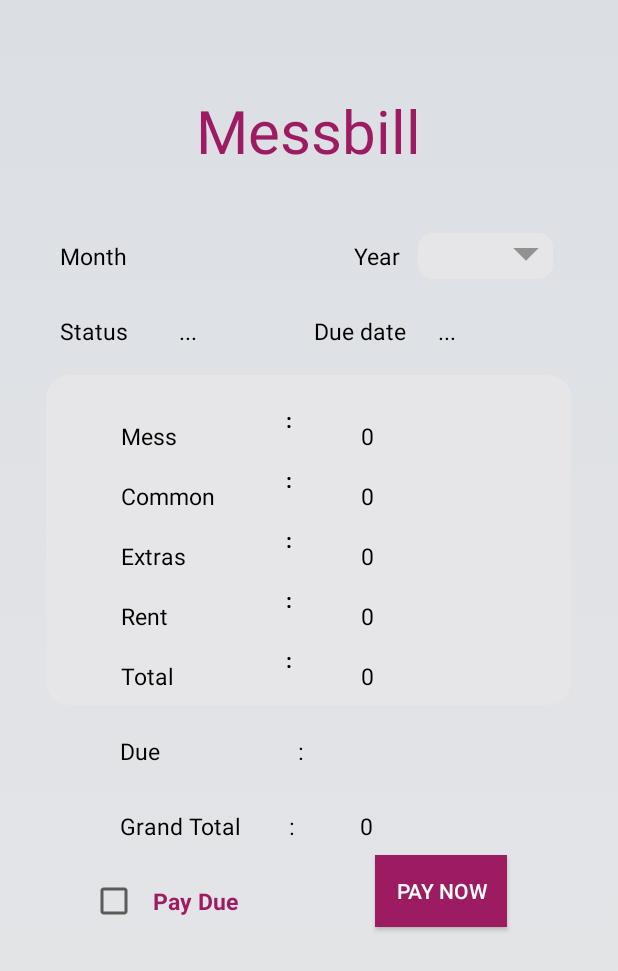
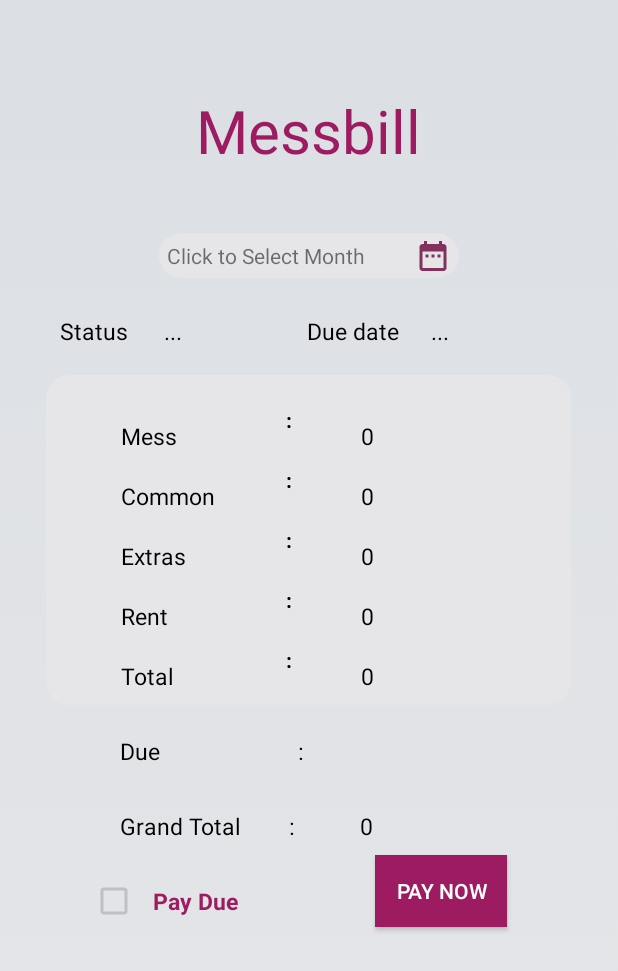
Before and after one commit to noorulahsanpp/Hostel_Management-Android, an Android app: the Fees screen opened directly, with no data from a screen before it, after a tap on "PAY NOW", on a phone screen of 412 x 824 dp. Shown: the top 971 px of the screen. Run offline under Robolectric (Android 15) with nearby library versions, the phone set to English and light mode, and no system bars; our stand-ins replace Firebase (no records; nobody signed in at launch, a user with empty details on screens opened directly); libraries missing offline, so code that uses them is left out: com.razorpay, com.whiteelephant.monthpicker; Roboto replaces fonts that are not available here; 5 statements that could not run were skipped.

Commit message:
fees completed

```diff
--- a/app/src/main/java/com/example/hostelapp/Fees.java
+++ b/app/src/main/java/com/example/hostelapp/Fees.java
@@ -13,6 +13,8 @@ import android.view.Window;
 import android.widget.AdapterView;
 import android.widget.ArrayAdapter;
 import android.widget.Button;
+import android.widget.CheckBox;
+import android.widget.CompoundButton;
 import android.widget.Spinner;
 import android.widget.TextView;
 import android.widget.Toast;
@@ -38,7 +40,10 @@ import java.text.SimpleDateFormat;
 import java.util.ArrayList;
 import java.util.Calendar;
 import java.util.Date;
+import java.util.HashMap;
 import java.util.List;
+import java.util.Map;
+
 import Utils.FirebaseMethods;
 
 public class Fees extends AppCompatActivity implements  PaymentResultListener {
@@ -46,6 +51,7 @@ public class Fees extends AppCompatActivity implements  PaymentResultListener {
     public static final String MyPREFERENCES = "MyPrefs" ;
     private static final String TAG = "";
     Spinner year;
+    CheckBox paydue;
     TextView mess, rent, extras, common, due, total, gtotal,duedate,status,month;
     Button payBtn;
     String monthIndex,selectedYear;
@@ -57,10 +63,10 @@ public class Fees extends AppCompatActivity implements  PaymentResultListener {
     private FirebaseMethods firebaseMethods;
     SharedPreferences sharedPreferences;
     private String hostel, admissionNumber, email;
-    int totalFee = 2500,presentdays,smonth,syear;
+    int totalFee,presentdays,smonth,syear;
     public static String date;
     int kk = 0;
-
+    int grandtotal=0;
     @Override
     protected void onCreate(Bundle savedInstanceState) {
         super.onCreate(savedInstanceState);
@@ -71,7 +77,6 @@ public class Fees extends AppCompatActivity implements  PaymentResultListener {
         mContext = Fees.this;
         firebaseFirestore = FirebaseFirestore.getInstance();
         firebaseMethods = new FirebaseMethods(mContext);
-
         initWidgets();
         //   setAdapter();
         getSharedPreference();
@@ -87,7 +92,13 @@ public class Fees extends AppCompatActivity implements  PaymentResultListener {
                             public void onDateSet(int selectedMonth, int selectedYear) {
                                 smonth = selectedMonth+1;
                                 syear = selectedYear;
-                                month.setText(smonth+"/"+syear);
+                                if(smonth>9){
+                                    date = syear + "-" + smonth;
+                                }
+                                else{
+                                    date = syear + "-0" + smonth;
+                                }
+                                month.setText(date+"");
                                 showtotal();
                             }
                         }, today.get(Calendar.YEAR), today.get(Calendar.MONTH));
@@ -97,28 +108,48 @@ public class Fees extends AppCompatActivity implements  PaymentResultListener {
                         .setActivatedYear(actyear)
                         .setMaxYear(actyear)
                         .setMinMonth(Calendar.FEBRUARY)
-                        .setTitle("Select Month and Year")
+                        .setTitle("Choose a Month")
                         .setMonthRange(Calendar.JANUARY, Calendar.DECEMBER)
                         .setOnMonthChangedListener(new MonthPickerDialog.OnMonthChangedListener() {
                             @Override
                             public void onMonthChanged(int selectedMonth) {
-                                smonth = selectedMonth+1;
+
                             } })
                         .setOnYearChangedListener(new MonthPickerDialog.OnYearChangedListener() {
                             @Override
                             public void onYearChanged(int selectedYear) {
-                                syear = selectedYear+1;
                             } })
                         .build()
                         .show();
             }
         });
 
+        paydue.setOnCheckedChangeListener(new CompoundButton.OnCheckedChangeListener() {
+            @Override
+            public void onCheckedChanged(CompoundButton buttonView, boolean isChecked) {
+                if(isChecked ) {
+                    due.setText("1500");
+                    grandtotal = 1500 + totalFee;
+                    gtotal.setText(grandtotal + "");
+                }
+                else {
+                    due.setText("");
+                    gtotal.setText(totalFee+"");
+                }
+            }
+        });
+        paydue.setEnabled(false);
+        due.setEnabled(false);
 
         payBtn.setOnClickListener(new View.OnClickListener() {
             @Override
             public void onClick(View v) {
-
+                if(smonth>9){
+                    date = syear + "-" + smonth;
+                }
+                else{
+                    date = syear + "-0" + smonth;
+                }
                 DocumentReference documentReference = firebaseFirestore.collection("inmates").document(hostel).collection("users").document(admissionNumber).collection("fees").document(date);
                 documentReference.get().addOnCompleteListener(new OnCompleteListener<DocumentSnapshot>() {
                     @Override
@@ -141,7 +172,12 @@ public class Fees extends AppCompatActivity implements  PaymentResultListener {
     public void showtotal(){
         Calendar cal = Calendar.getInstance();
         int days = cal.getActualMaximum(Calendar.DAY_OF_MONTH);
-        date = syear + "-0" + smonth;
+        if(smonth>9){
+            date = syear + "-" + smonth;
+        }
+        else{
+            date = syear + "-0" + smonth;
+        }
         getabs();
         // DocumentReference documentReference= firebaseFirestore.collection("inmates").document("LH").collection("fee").document(date);
         DocumentReference documentReference= firebaseFirestore.collection("inmates").document(hostel+"").collection("fee").document(date+"");
@@ -154,17 +190,16 @@ public class Fees extends AppCompatActivity implements  PaymentResultListener {
                     String Common = document.get("common").toString();
                     String  Rent = document.get("rent").toString();
                     String Duedate = document.get("duedate").toString();
+                    presentdays = days - Integer.parseInt(absent);
+                    kk = presentdays * Integer.parseInt(messfee);
+                    totalFee = (presentdays*Integer.parseInt(messfee))+Integer.parseInt(Common)+Integer.parseInt(Rent)+75;
+                    mess.setText(kk+"");
                     common.setText(Common+"");
                     rent.setText(Rent+"");
                     extras.setText("75");
-                    //     due.setText(duedate);
-                    int ttotal = (presentdays*Integer.parseInt(messfee))+Integer.parseInt(Common)+Integer.parseInt(Rent)+75;
-                    total.setText(ttotal+"");
+                    total.setText(totalFee+"");
+                    gtotal.setText(totalFee+"");
                     duedate.setText(Duedate+"");
-                    presentdays = days - Integer.parseInt(absent);
-                    kk = presentdays * Integer.parseInt(messfee);
-                    mess.setText(kk+"");
-
                 }
                 else
                 {
@@ -189,9 +224,13 @@ public class Fees extends AppCompatActivity implements  PaymentResultListener {
                 DocumentSnapshot documentSnapshot = task.getResult();
                 if (documentSnapshot.exists()) {
                     status.setText("Paid");
+                    paydue.setEnabled(false);
+                    due.setEnabled(false);
                 }
                 else{
                     status.setText("Pending");
+                    paydue.setEnabled(true);
+                    due.setEnabled(true);
                 }
             }
         });
@@ -199,7 +238,7 @@ public class Fees extends AppCompatActivity implements  PaymentResultListener {
     }
     public void payWithStripe(){
         Intent intent= new Intent(Fees.this, CheckoutActivityJava.class);
-        intent.putExtra("amount", totalFee);
+        intent.putExtra("amount", grandtotal+"");
         startActivity(intent);
     }
 
@@ -234,7 +273,7 @@ public class Fees extends AppCompatActivity implements  PaymentResultListener {
 //            options.put("order_id", "order_DBJOWzybf0sJbb");//from response of step 3.
             options.put("theme.color", "#3399cc");
             options.put("currency", "INR");
-            options.put("amount", "50000");//pass amount in currency subunits
+            options.put("amount", grandtotal+"");//pass amount in currency subunits
             options.put("prefill.email", email+"");
             options.put("prefill.contact",phoneNumber+"");
             checkout.open(activity, options);
@@ -245,14 +284,14 @@ public class Fees extends AppCompatActivity implements  PaymentResultListener {
 
     private void initWidgets() {
 
-
+paydue = findViewById(R.id.paydue);
         month = findViewById(R.id.month);
         year = (Spinner) findViewById(R.id.spinneryear);
         status = (TextView) findViewById(R.id.txtstatus);
         rent = (TextView) findViewById(R.id.rent);
         extras = (TextView) findViewById(R.id.extras);
         common = (TextView) findViewById(R.id.common);
-        //    due = (TextView) findViewById(R.id.txtdue);
+        due = (TextView) findViewById(R.id.txtdue);
         duedate = (TextView) findViewById(R.id.txtduedate);
         total = (TextView) findViewById(R.id.txttotal);
         gtotal = (TextView) findViewById(R.id.txtgrand);
@@ -370,6 +409,11 @@ public class Fees extends AppCompatActivity implements  PaymentResultListener {
     @Override
     public void onPaymentSuccess(String s) {
         Toast.makeText(this, "Payment Successful", Toast.LENGTH_LONG).show();
+        DocumentReference documentReference1 = firebaseFirestore.collection("inmates").document(hostel+"").collection("users").document(admissionNumber+"").collection("fees").document(date+"");
+        Map<String, Object> status = new HashMap<>();
+        status.put("status","paid");
+        documentReference1.set(status);
+        finish();
     }
 
     @Override
--- a/app/src/main/java/com/example/hostelapp/forgotpassword.java
+++ b/app/src/main/java/com/example/hostelapp/forgotpassword.java
@@ -44,6 +44,7 @@ public class forgotpassword extends AppCompatActivity {
            public void onClick(View v) {
                String email = emailEt.getText().toString();
                forgotpswd(email);
+               finish();
            }
        });
     }
--- a/app/src/main/res/layout/activity_fees.xml
+++ b/app/src/main/res/layout/activity_fees.xml
@@ -30,39 +30,20 @@
             tools:layout_editor_absoluteY="37dp" />
 
 
-
-        <TextView
-            android:id="@+id/txtmonth"
-            android:layout_width="wrap_content"
-            android:layout_height="wrap_content"
-            android:layout_marginLeft="30dp"
-            android:layout_marginTop="150dp"
-            android:text="Month"
-            android:theme="@style/TextView"
-            android:textSize="15sp" />
-
         <TextView
             android:id="@+id/month"
-            android:layout_width="120dp"
+            android:layout_width="200dp"
             android:layout_height="30dp"
-            android:layout_toRightOf="@+id/txtmonth"
+            android:padding="5dp"
+            android:layout_centerHorizontal="true"
             android:layout_marginTop="155dp"
-            android:layout_marginLeft="1dp"
-            android:spinnerMode="dropdown"
-            android:theme="@style/TextView"
+            android:text="Click to Select Month"
+            android:background="@drawable/textbox"
+            android:drawableRight="@drawable/ic_action_calender"
+            android:drawableTint="@color/tabs"
             />
 
-        <Spinner
-            android:id="@+id/spinneryear"
-            android:spinnerMode="dropdown"
-            android:background="@drawable/spinner_style"
-            android:layout_width="90dp"
-            android:layout_height="wrap_content"
-            android:layout_marginLeft="1dp"
-            android:layout_toRightOf="@id/year"
-            android:layout_marginTop="155dp"
 
-            />
         <TextView
             android:id="@+id/status"
             android:layout_width="wrap_content"
@@ -74,9 +55,9 @@
             android:textSize="15sp" />
         <TextView
             android:id="@+id/txtstatus"
-            android:layout_width="80dp"
+            android:layout_width="85dp"
             android:layout_height="wrap_content"
-            android:layout_marginLeft="10dp"
+            android:layout_marginLeft="0dp"
             android:layout_toRightOf="@id/status"
             android:layout_marginTop="200dp"
             android:text="..."
@@ -266,16 +247,6 @@
 
 
         </RelativeLayout>
-        <TextView
-            android:id="@+id/year"
-            android:layout_width="wrap_content"
-            android:layout_height="wrap_content"
-            android:layout_marginLeft="10dp"
-            android:layout_toRightOf="@id/month"
-            android:layout_marginTop="150dp"
-            android:text="Year"
-            android:theme="@style/TextView"
-            android:textSize="15sp" />
 
 
         <TextView
```
